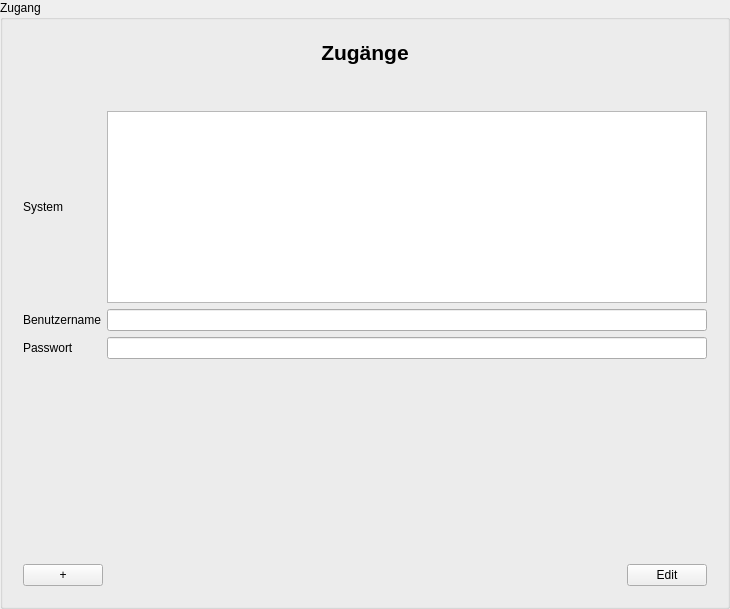
This is src/libs/widgets/src/views/accountinputarea.ui in jmuelbert/jmbde-QT as Qt 5 draws it before an edit. The edited form follows.
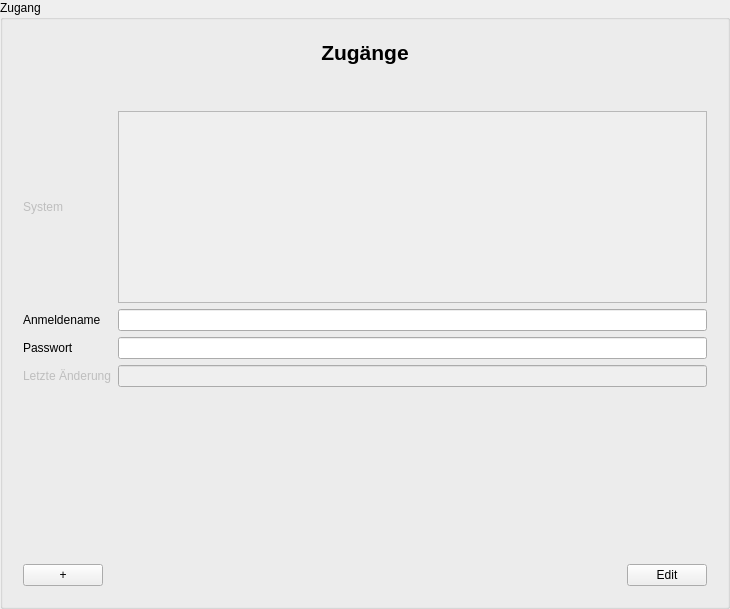
This is the edited form.

```diff
--- a/src/libs/widgets/src/views/accountinputarea.ui
+++ b/src/libs/widgets/src/views/accountinputarea.ui
@@ -62,26 +62,39 @@
       </item>
       <item>
        <layout class="QGridLayout" name="gridLayout">
+        <item row="0" column="1">
+         <widget class="QListView" name="systemListView">
+          <property name="enabled">
+           <bool>false</bool>
+          </property>
+         </widget>
+        </item>
+        <item row="1" column="1">
+         <widget class="QLineEdit" name="userNameLineEdit"/>
+        </item>
         <item row="0" column="0">
-         <widget class="QLabel" name="lbl_System">
+         <widget class="QLabel" name="systemLabel">
+          <property name="enabled">
+           <bool>false</bool>
+          </property>
           <property name="text">
            <string>System</string>
           </property>
          </widget>
         </item>
+        <item row="2" column="1">
+         <widget class="QLineEdit" name="passwordLineEdit"/>
+        </item>
         <item row="1" column="0">
          <widget class="QLabel" name="lbl_Username">
           <property name="text">
-           <string>Benutzername</string>
+           <string>Anmeldename</string>
+          </property>
+          <property name="buddy">
+           <cstring>userNameLineEdit</cstring>
           </property>
          </widget>
         </item>
-        <item row="0" column="2">
-         <widget class="QListView" name="listView_System" />
-        </item>
-        <item row="1" column="2">
-         <widget class="QLineEdit" name="lineEdit_Username" />
-        </item>
         <item row="2" column="0">
          <widget class="QLabel" name="lbl_Passwort">
           <property name="text">
@@ -89,8 +102,25 @@
           </property>
          </widget>
         </item>
-        <item row="2" column="2">
-         <widget class="QLineEdit" name="lineEdit_Passwort" />
+        <item row="3" column="0">
+         <widget class="QLabel" name="lastUpdateLabel">
+          <property name="enabled">
+           <bool>false</bool>
+          </property>
+          <property name="text">
+           <string>Letzte Änderung</string>
+          </property>
+          <property name="buddy">
+           <cstring>lastUpdateLineEdit</cstring>
+          </property>
+         </widget>
+        </item>
+        <item row="3" column="1">
+         <widget class="QLineEdit" name="lastUpdateLineEdit">
+          <property name="enabled">
+           <bool>false</bool>
+          </property>
+         </widget>
         </item>
        </layout>
       </item>
```
Left out of the diff: 16 changed lines with no effect on the pictures.
